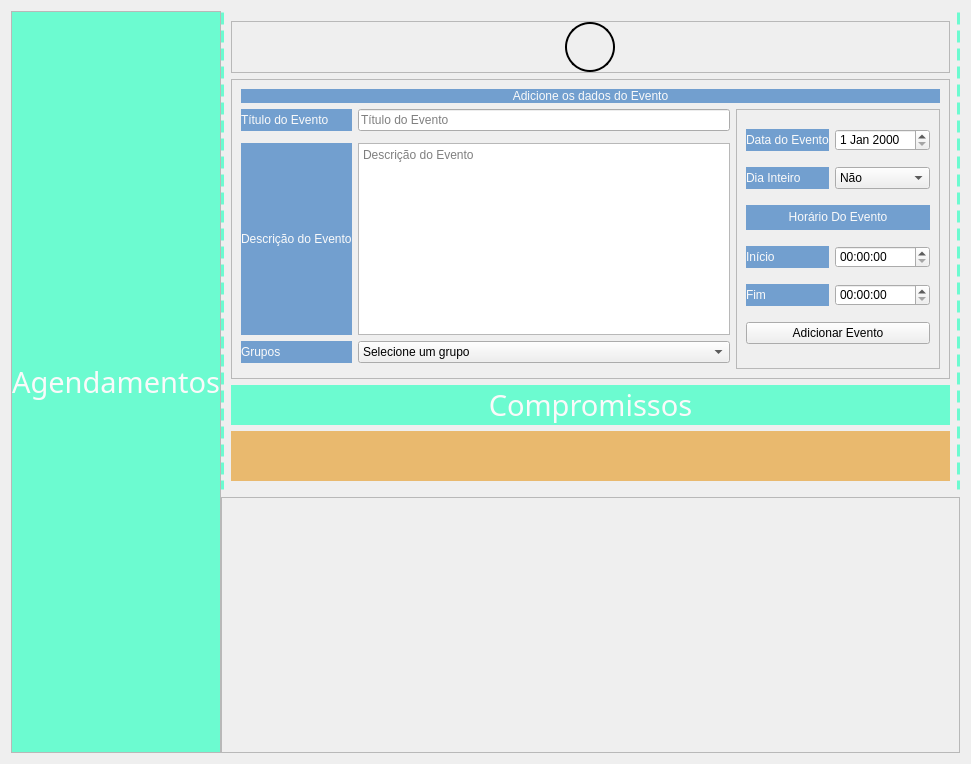
First picture: the form in Telas/UI/dashAgenda1.ui, repository Nautilidae-project/Nautilus, before the edit.
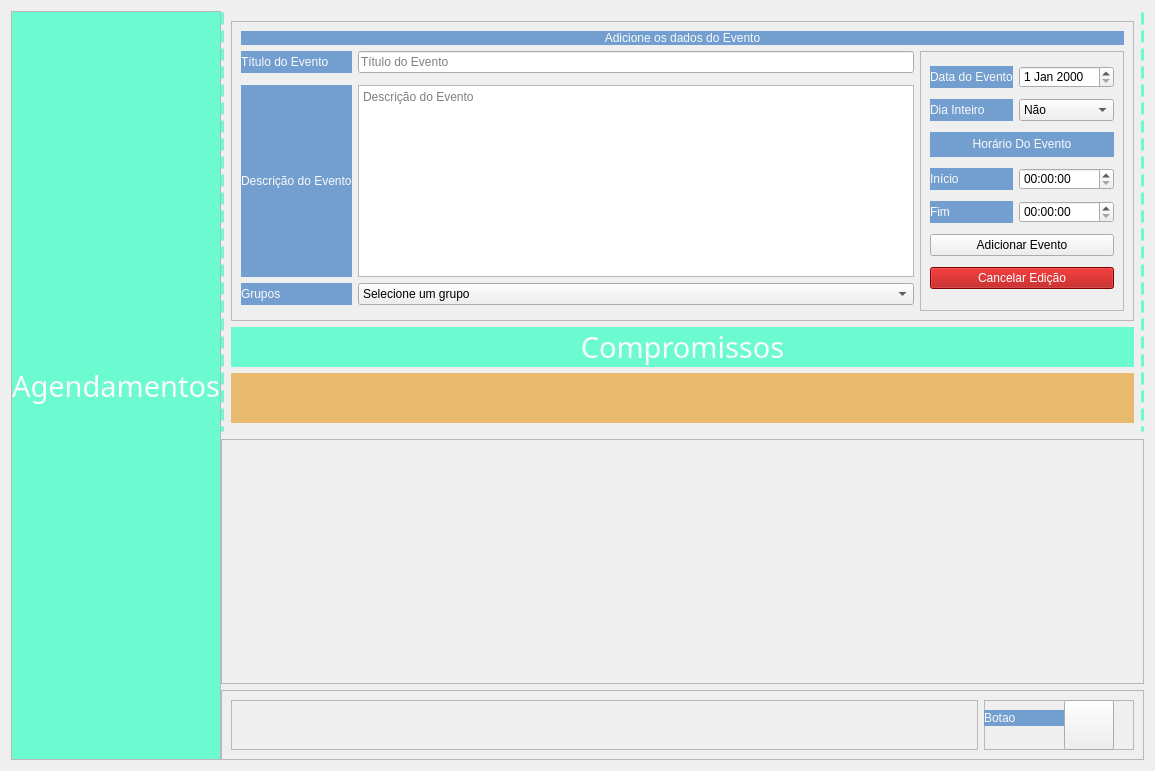
Second picture: the form after the edit. Icons and pictures are not drawn.

Commit message: Iniciando Funcionalidade de Editar Evento e seus participantes

```diff
--- a/Telas/UI/dashAgenda1.ui
+++ b/Telas/UI/dashAgenda1.ui
@@ -6,8 +6,8 @@
    <rect>
     <x>0</x>
     <y>0</y>
-    <width>971</width>
-    <height>764</height>
+    <width>1155</width>
+    <height>771</height>
    </rect>
   </property>
   <property name="windowTitle">
@@ -27,6 +27,15 @@
 	border:2px solid;
 	border-radius: 25px;
 	
+}
+
+#pbCancelaEdicao {
+	background-color: rgb(174, 2, 2);
+	color: white
+}
+
+#pbCancelaEdicao:hover {
+	background-color: rgb(149, 18, 18);
 }</string>
   </property>
   <layout class="QGridLayout" name="gridLayout">
@@ -36,6 +45,145 @@
    <property name="verticalSpacing">
     <number>6</number>
    </property>
+   <item row="3" column="3">
+    <widget class="QFrame" name="frame">
+     <property name="minimumSize">
+      <size>
+       <width>0</width>
+       <height>70</height>
+      </size>
+     </property>
+     <property name="maximumSize">
+      <size>
+       <width>16777215</width>
+       <height>100</height>
+      </size>
+     </property>
+     <property name="frameShape">
+      <enum>QFrame::StyledPanel</enum>
+     </property>
+     <property name="frameShadow">
+      <enum>QFrame::Raised</enum>
+     </property>
+     <layout class="QGridLayout" name="gridLayout_6">
+      <item row="0" column="0">
+       <widget class="QFrame" name="frame_3">
+        <property name="sizePolicy">
+         <sizepolicy hsizetype="Preferred" vsizetype="Preferred">
+          <horstretch>0</horstretch>
+          <verstretch>0</verstretch>
+         </sizepolicy>
+        </property>
+        <property name="minimumSize">
+         <size>
+          <width>100</width>
+          <height>0</height>
+         </size>
+        </property>
+        <property name="maximumSize">
+         <size>
+          <width>16777215</width>
+          <height>16777215</height>
+         </size>
+        </property>
+        <property name="frameShape">
+         <enum>QFrame::StyledPanel</enum>
+        </property>
+        <property name="frameShadow">
+         <enum>QFrame::Raised</enum>
+        </property>
+       </widget>
+      </item>
+      <item row="0" column="1">
+       <widget class="QFrame" name="frame_4">
+        <property name="sizePolicy">
+         <sizepolicy hsizetype="Fixed" vsizetype="Preferred">
+          <horstretch>0</horstretch>
+          <verstretch>0</verstretch>
+         </sizepolicy>
+        </property>
+        <property name="minimumSize">
+         <size>
+          <width>100</width>
+          <height>0</height>
+         </size>
+        </property>
+        <property name="maximumSize">
+         <size>
+          <width>150</width>
+          <height>16777215</height>
+         </size>
+        </property>
+        <property name="frameShape">
+         <enum>QFrame::StyledPanel</enum>
+        </property>
+        <property name="frameShadow">
+         <enum>QFrame::Raised</enum>
+        </property>
+        <widget class="QLabel" name="label_3">
+         <property name="geometry">
+          <rect>
+           <x>0</x>
+           <y>10</y>
+           <width>111</width>
+           <height>16</height>
+          </rect>
+         </property>
+         <property name="text">
+          <string>Botao</string>
+         </property>
+        </widget>
+        <widget class="QPushButton" name="pbChamaInserirEvento">
+         <property name="geometry">
+          <rect>
+           <x>80</x>
+           <y>0</y>
+           <width>50</width>
+           <height>50</height>
+          </rect>
+         </property>
+         <property name="sizePolicy">
+          <sizepolicy hsizetype="Minimum" vsizetype="Fixed">
+           <horstretch>0</horstretch>
+           <verstretch>0</verstretch>
+          </sizepolicy>
+         </property>
+         <property name="minimumSize">
+          <size>
+           <width>50</width>
+           <height>50</height>
+          </size>
+         </property>
+         <property name="maximumSize">
+          <size>
+           <width>16777215</width>
+           <height>16777215</height>
+          </size>
+         </property>
+         <property name="styleSheet">
+          <string notr="true">#pbChamaInserirEvento::active {
+	image: url(:/ManitulaAddEvento/007-pen.png);
+	background-position: center;
+	background-repeat: no-repeat;
+	background-color: #fafafa;
+}
+
+#pbChamaInserirEvento::pressed {
+	image: url(:/ManitulaAddEvento/002-draw.png);
+	background-position: center;
+	background-repeat: no-repeat;
+	background-color: #fafafa;
+}</string>
+         </property>
+         <property name="text">
+          <string/>
+         </property>
+        </widget>
+       </widget>
+      </item>
+     </layout>
+    </widget>
+   </item>
    <item row="0" column="3" rowspan="2">
     <widget class="QFrame" name="frCompromisso">
      <property name="minimumSize">
@@ -58,71 +206,7 @@
       <enum>QFrame::Raised</enum>
      </property>
      <layout class="QGridLayout" name="gridLayout_2">
-      <item row="0" column="1">
-       <widget class="QFrame" name="frame">
-        <property name="minimumSize">
-         <size>
-          <width>100</width>
-          <height>0</height>
-         </size>
-        </property>
-        <property name="maximumSize">
-         <size>
-          <width>16777215</width>
-          <height>60</height>
-         </size>
-        </property>
-        <property name="frameShape">
-         <enum>QFrame::StyledPanel</enum>
-        </property>
-        <property name="frameShadow">
-         <enum>QFrame::Raised</enum>
-        </property>
-        <layout class="QHBoxLayout" name="horizontalLayout">
-         <property name="spacing">
-          <number>0</number>
-         </property>
-         <property name="leftMargin">
-          <number>0</number>
-         </property>
-         <property name="topMargin">
-          <number>0</number>
-         </property>
-         <property name="rightMargin">
-          <number>0</number>
-         </property>
-         <property name="bottomMargin">
-          <number>0</number>
-         </property>
-         <item>
-          <widget class="QPushButton" name="pbCriarEvento">
-           <property name="sizePolicy">
-            <sizepolicy hsizetype="Minimum" vsizetype="Fixed">
-             <horstretch>0</horstretch>
-             <verstretch>0</verstretch>
-            </sizepolicy>
-           </property>
-           <property name="minimumSize">
-            <size>
-             <width>50</width>
-             <height>50</height>
-            </size>
-           </property>
-           <property name="maximumSize">
-            <size>
-             <width>50</width>
-             <height>50</height>
-            </size>
-           </property>
-           <property name="text">
-            <string/>
-           </property>
-          </widget>
-         </item>
-        </layout>
-       </widget>
-      </item>
-      <item row="1" column="1">
+      <item row="0" column="1" rowspan="2">
        <widget class="QFrame" name="frInserirEvento">
         <property name="minimumSize">
          <size>
@@ -146,13 +230,6 @@
            </item>
           </widget>
          </item>
-         <item row="1" column="0">
-          <widget class="QLabel" name="lbTituloEvento">
-           <property name="text">
-            <string>Título do Evento</string>
-           </property>
-          </widget>
-         </item>
          <item row="1" column="2" rowspan="5">
           <widget class="QFrame" name="frame_2">
            <property name="minimumSize">
@@ -168,29 +245,6 @@
             <enum>QFrame::Raised</enum>
            </property>
            <layout class="QGridLayout" name="gridLayout_5">
-            <item row="6" column="1">
-             <widget class="QTimeEdit" name="teHoraInicioEvento"/>
-            </item>
-            <item row="8" column="1">
-             <widget class="QTimeEdit" name="teHoraFimEvento"/>
-            </item>
-            <item row="1" column="1">
-             <widget class="QDateEdit" name="deDataEvento"/>
-            </item>
-            <item row="4" column="1">
-             <widget class="QComboBox" name="cbxDiaInteiro">
-              <item>
-               <property name="text">
-                <string>Não</string>
-               </property>
-              </item>
-              <item>
-               <property name="text">
-                <string>Sim</string>
-               </property>
-              </item>
-             </widget>
-            </item>
             <item row="8" column="0">
              <widget class="QLabel" name="lbHoraFimEvento">
               <property name="maximumSize">
@@ -204,6 +258,26 @@
               </property>
              </widget>
             </item>
+            <item row="11" column="0" colspan="2">
+             <widget class="QPushButton" name="pbAddEvento">
+              <property name="text">
+               <string>Adicionar Evento</string>
+              </property>
+             </widget>
+            </item>
+            <item row="1" column="0">
+             <widget class="QLabel" name="lbDataEvento">
+              <property name="maximumSize">
+               <size>
+                <width>16777215</width>
+                <height>25</height>
+               </size>
+              </property>
+              <property name="text">
+               <string>Data do Evento</string>
+              </property>
+             </widget>
+            </item>
             <item row="6" column="0">
              <widget class="QLabel" name="lbHoraInicioEvento">
               <property name="maximumSize">
@@ -217,18 +291,8 @@
               </property>
              </widget>
             </item>
-            <item row="5" column="0" colspan="2">
-             <widget class="QLabel" name="lbHoraEvento">
-              <property name="maximumSize">
-               <size>
-                <width>16777215</width>
-                <height>25</height>
-               </size>
-              </property>
-              <property name="text">
-               <string>&lt;html&gt;&lt;head/&gt;&lt;body&gt;&lt;p align=&quot;center&quot;&gt;Horário Do Evento&lt;/p&gt;&lt;/body&gt;&lt;/html&gt;</string>
-              </property>
-             </widget>
+            <item row="1" column="1">
+             <widget class="QDateEdit" name="deDataEvento"/>
             </item>
             <item row="4" column="0">
              <widget class="QLabel" name="lbDiaInteiroEvento">
@@ -243,8 +307,8 @@
               </property>
              </widget>
             </item>
-            <item row="1" column="0">
-             <widget class="QLabel" name="lbDataEvento">
+            <item row="5" column="0" colspan="2">
+             <widget class="QLabel" name="lbHoraEvento">
               <property name="maximumSize">
                <size>
                 <width>16777215</width>
@@ -252,30 +316,40 @@
                </size>
               </property>
               <property name="text">
-               <string>Data do Evento</string>
+               <string>&lt;html&gt;&lt;head/&gt;&lt;body&gt;&lt;p align=&quot;center&quot;&gt;Horário Do Evento&lt;/p&gt;&lt;/body&gt;&lt;/html&gt;</string>
               </property>
              </widget>
             </item>
-            <item row="9" column="0" colspan="2">
-             <widget class="QPushButton" name="pbAddEvento">
+            <item row="6" column="1">
+             <widget class="QTimeEdit" name="teHoraInicioEvento"/>
+            </item>
+            <item row="8" column="1">
+             <widget class="QTimeEdit" name="teHoraFimEvento"/>
+            </item>
+            <item row="4" column="1">
+             <widget class="QComboBox" name="cbxDiaInteiro">
+              <item>
+               <property name="text">
+                <string>Não</string>
+               </property>
+              </item>
+              <item>
+               <property name="text">
+                <string>Sim</string>
+               </property>
+              </item>
+             </widget>
+            </item>
+            <item row="12" column="0" colspan="2">
+             <widget class="QPushButton" name="pbCancelaEdicao">
               <property name="text">
-               <string>Adicionar Evento</string>
+               <string>Cancelar Edição</string>
               </property>
              </widget>
             </item>
            </layout>
           </widget>
          </item>
-         <item row="1" column="1">
-          <widget class="QLineEdit" name="leTituloEvento">
-           <property name="text">
-            <string/>
-           </property>
-           <property name="placeholderText">
-            <string>Título do Evento</string>
-           </property>
-          </widget>
-         </item>
          <item row="3" column="1">
           <widget class="QTextEdit" name="teDetalhesEvento">
            <property name="html">
@@ -290,10 +364,10 @@
            </property>
           </widget>
          </item>
-         <item row="3" column="0">
-          <widget class="QLabel" name="lbDrescricaoEvento">
+         <item row="1" column="0">
+          <widget class="QLabel" name="lbTituloEvento">
            <property name="text">
-            <string>Descrição do Evento</string>
+            <string>Título do Evento</string>
            </property>
           </widget>
          </item>
@@ -304,6 +378,23 @@
            </property>
           </widget>
          </item>
+         <item row="3" column="0">
+          <widget class="QLabel" name="lbDrescricaoEvento">
+           <property name="text">
+            <string>Descrição do Evento</string>
+           </property>
+          </widget>
+         </item>
+         <item row="1" column="1">
+          <widget class="QLineEdit" name="leTituloEvento">
+           <property name="text">
+            <string/>
+           </property>
+           <property name="placeholderText">
+            <string>Título do Evento</string>
+           </property>
+          </widget>
+         </item>
          <item row="0" column="0" colspan="3">
           <widget class="QLabel" name="lbDadosDoEvento">
            <property name="maximumSize">
@@ -320,6 +411,25 @@
         </layout>
        </widget>
       </item>
+      <item row="4" column="1">
+       <widget class="QLabel" name="lbData">
+        <property name="minimumSize">
+         <size>
+          <width>0</width>
+          <height>50</height>
+         </size>
+        </property>
+        <property name="styleSheet">
+         <string notr="true">background-color: rgb(233, 185, 110);</string>
+        </property>
+        <property name="text">
+         <string/>
+        </property>
+        <property name="alignment">
+         <set>Qt::AlignCenter</set>
+        </property>
+       </widget>
+      </item>
       <item row="3" column="1">
        <widget class="QLabel" name="label">
         <property name="font">
@@ -339,29 +449,10 @@
         </property>
        </widget>
       </item>
-      <item row="4" column="1">
-       <widget class="QLabel" name="lbData">
-        <property name="minimumSize">
-         <size>
-          <width>0</width>
-          <height>50</height>
-         </size>
-        </property>
-        <property name="styleSheet">
-         <string notr="true">background-color: rgb(233, 185, 110);</string>
-        </property>
-        <property name="text">
-         <string/>
-        </property>
-        <property name="alignment">
-         <set>Qt::AlignCenter</set>
-        </property>
-       </widget>
-      </item>
      </layout>
     </widget>
    </item>
-   <item row="0" column="2" rowspan="3">
+   <item row="0" column="2" rowspan="4">
     <widget class="QFrame" name="frAgenda">
      <property name="minimumSize">
       <size>
@@ -445,8 +536,8 @@
        <rect>
         <x>0</x>
         <y>0</y>
-        <width>755</width>
-        <height>265</height>
+        <width>939</width>
+        <height>254</height>
        </rect>
       </property>
      </widget>
```
Left out of the diff: 4 changed lines with no effect on the pictures. The commit also changes 8 other files.
